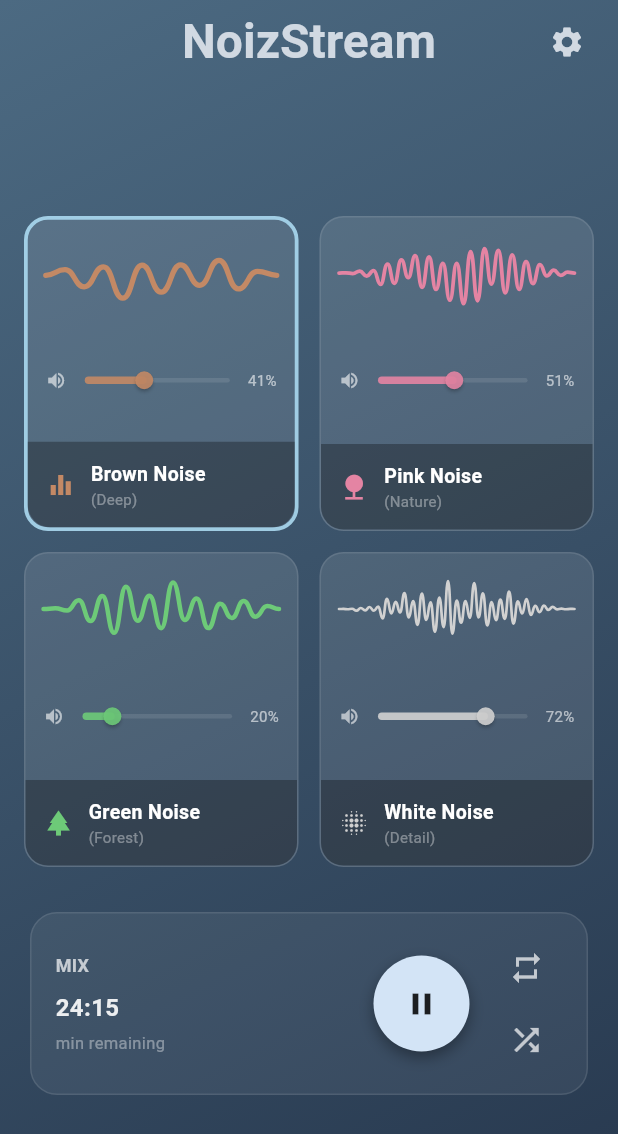
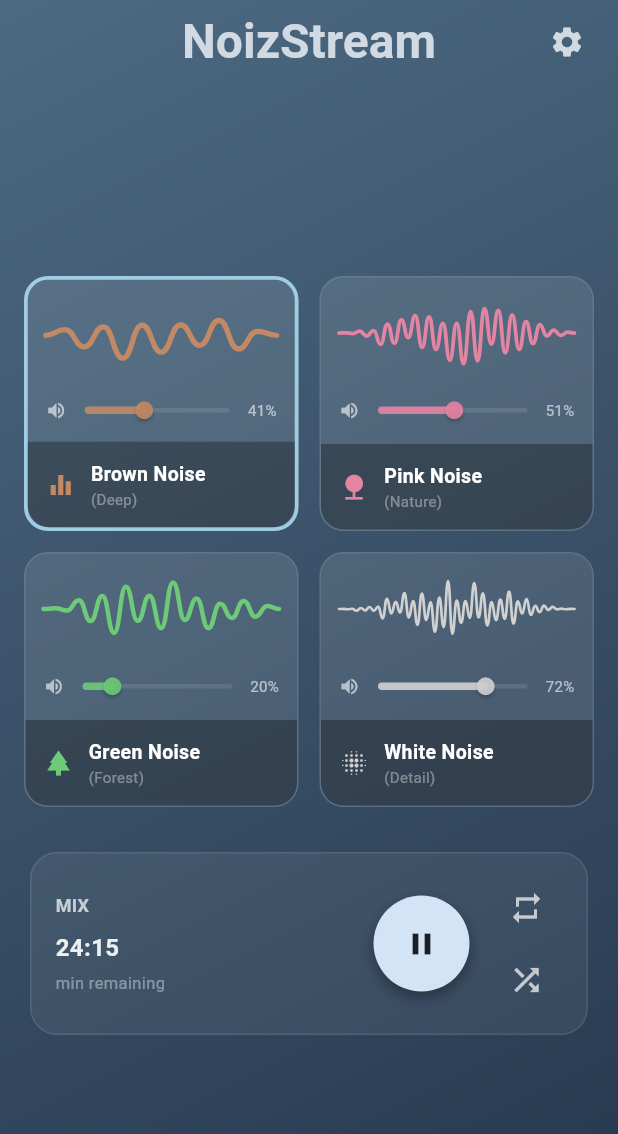
Before and after one commit to ASalek-Szkola/noiz_stream, a Flutter app: the screen it shows after launch, on a phone screen of 412 x 824 dp. Shown: the top 1134 px of the screen. Run offline on Flutter 3.47's test engine with Material 3 defaults, Android fonts, the phone set to English and light mode, and no system bars.

Commit message:
More responsive 2

```diff
--- a/lib/main.dart
+++ b/lib/main.dart
@@ -31,14 +31,13 @@ class MyHomePage extends StatefulWidget {
 }
 
 class _MyHomePageState extends State<MyHomePage> {
-  // Główne suwaki głośności szumów
   double brownSliderValue = 0.41;
   double pinkSliderValue = 0.51;
   double greenSliderValue = 0.20;
   double whiteSliderValue = 0.72;
   int selectedIndex = 0;
 
-  // Zmienne ustawień
+  // Settings
   bool playOnStartup = false;
   double crossfadeDuration = 3.0;
   bool highQualityAudio = false;
@@ -206,19 +205,16 @@ class _MyHomePageState extends State<MyHomePage> {
           ),
         ),
         child: SafeArea(
-          // LayoutBuilder + SingleChildScrollView rozwiązują problem zgniatania ekranu z góry do dołu
           child: LayoutBuilder(
             builder: (context, constraints) {
               return SingleChildScrollView(
                 physics: const BouncingScrollPhysics(),
                 child: ConstrainedBox(
                   constraints: BoxConstraints(
-                    minHeight: constraints
-                        .maxHeight, // Zapewnia wyśrodkowanie na dużych oknach
+                    minHeight: constraints.maxHeight, // Centered
                   ),
                   child: Column(
-                    mainAxisAlignment:
-                        MainAxisAlignment.center, // Zastępuje Spacer()
+                    mainAxisAlignment: MainAxisAlignment.center,
                     children: [
                       Padding(
                         padding: const EdgeInsets.symmetric(horizontal: 16.0),
@@ -227,14 +223,12 @@ class _MyHomePageState extends State<MyHomePage> {
                           padding: const EdgeInsets.only(top: 12, bottom: 12),
                           physics: const NeverScrollableScrollPhysics(),
                           shrinkWrap: true,
-                          // Tutaj naprawiamy proporcje - karty zawsze będą miały 210px wysokości
                           gridDelegate:
                               const SliverGridDelegateWithFixedCrossAxisCount(
                                 crossAxisCount: 2,
                                 crossAxisSpacing: 14,
                                 mainAxisSpacing: 14,
-                                mainAxisExtent:
-                                    210, // STAŁA WYSOKOŚĆ zapobiega błędom w kartach
+                                mainAxisExtent: 170, // Fixed height
                               ),
                           children: <Widget>[
                             NoiseCard(
```
